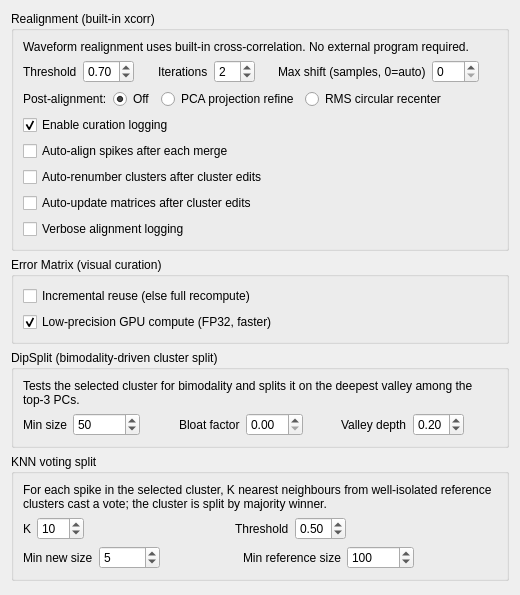
Gravios/neurosuite-3, file src/klusters/src/prefrefinementlayout.ui: the form before one commit.
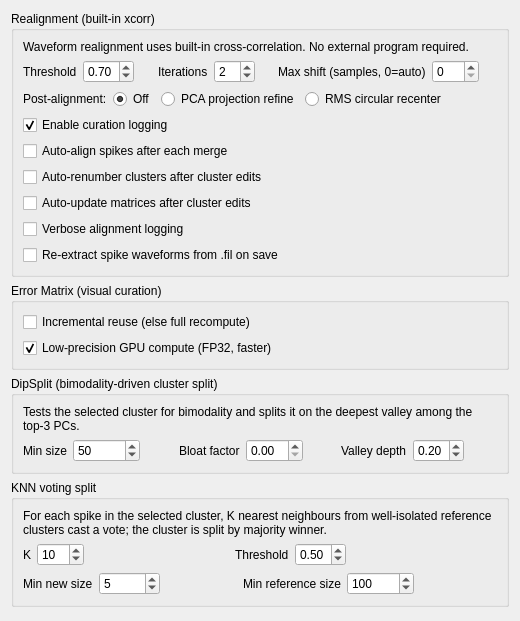
The form after the commit.

Commit message: klusters: add a "Re-extract spikes from .fil on save" preference (option only)

Patch:
```diff
--- a/src/klusters/src/prefrefinementlayout.ui
+++ b/src/klusters/src/prefrefinementlayout.ui
@@ -267,6 +267,19 @@
           </property>
          </widget>
         </item>
+          <item row="8" column="0">
+           <widget class="QCheckBox" name="reextractSpikesOnSaveCheckBox">
+            <property name="text">
+             <string>Re-extract spike waveforms from .fil on save</string>
+            </property>
+            <property name="toolTip">
+             <string>When saving, re-extract every spike waveform for the current group from the .fil at its current .res timestamp and rewrite the .spk, so the .spk stays consistent with the timestamps (e.g. after nudging / realigning). Applies the same spatial transform the feature space was built with, including a per-group custom difference pattern. Off by default; when on this rewrites the .spk on every save and costs one .fil pass over the group.</string>
+            </property>
+            <property name="checked">
+             <bool>false</bool>
+            </property>
+           </widget>
+          </item>
        </layout>
       </widget>
    </item>
```
The commit also changes 5 other files.
